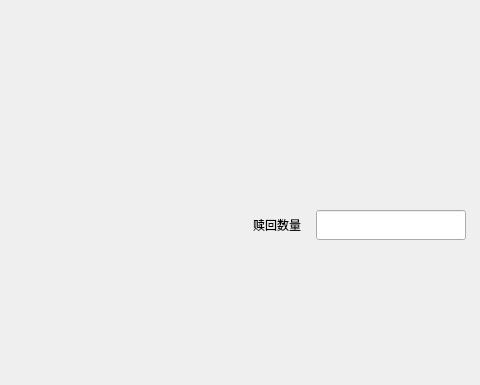
Above: miner/foreclosedialog.ui from HcashOrg/hx-indicator before the change; both pictures show x 140 to 620 and y 0 to 385 of the 960 by 580 pixel window. Below: the same form after it.
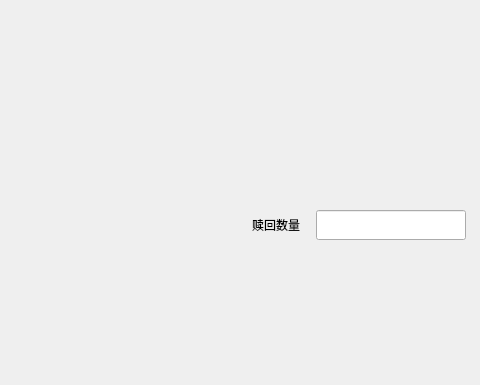
That is the form after the change.

```diff
--- a/miner/foreclosedialog.ui
+++ b/miner/foreclosedialog.ui
@@ -115,9 +115,9 @@
     <widget class="QLabel" name="label_3">
      <property name="geometry">
       <rect>
-       <x>30</x>
+       <x>0</x>
        <y>50</y>
-       <width>91</width>
+       <width>120</width>
        <height>30</height>
       </rect>
      </property>
```
